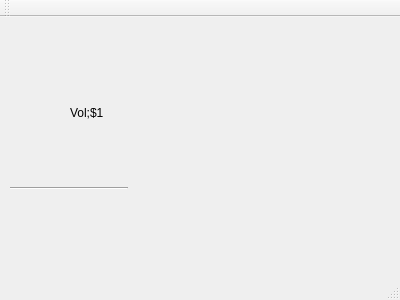
This is ui/mainwindow.ui in berndhs/audio-sample as Qt 5 draws it before an edit. The edited form follows.
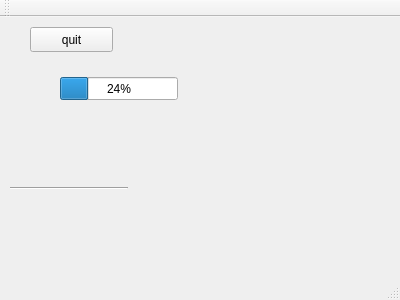
This is the edited form.

Patch:
```diff
--- a/ui/mainwindow.ui
+++ b/ui/mainwindow.ui
@@ -27,17 +27,30 @@
      <enum>Qt::Horizontal</enum>
     </property>
    </widget>
-   <widget class="QLabel" name="vol">
+   <widget class="QProgressBar" name="playrate">
     <property name="geometry">
      <rect>
-      <x>70</x>
-      <y>70</y>
-      <width>141</width>
-      <height>51</height>
+      <x>60</x>
+      <y>60</y>
+      <width>118</width>
+      <height>23</height>
+     </rect>
+    </property>
+    <property name="value">
+     <number>24</number>
+    </property>
+   </widget>
+   <widget class="QPushButton" name="quitbutton">
+    <property name="geometry">
+     <rect>
+      <x>30</x>
+      <y>10</y>
+      <width>83</width>
+      <height>25</height>
      </rect>
     </property>
     <property name="text">
-     <string>Vol;$1 </string>
+     <string>quit</string>
     </property>
    </widget>
   </widget>
```
